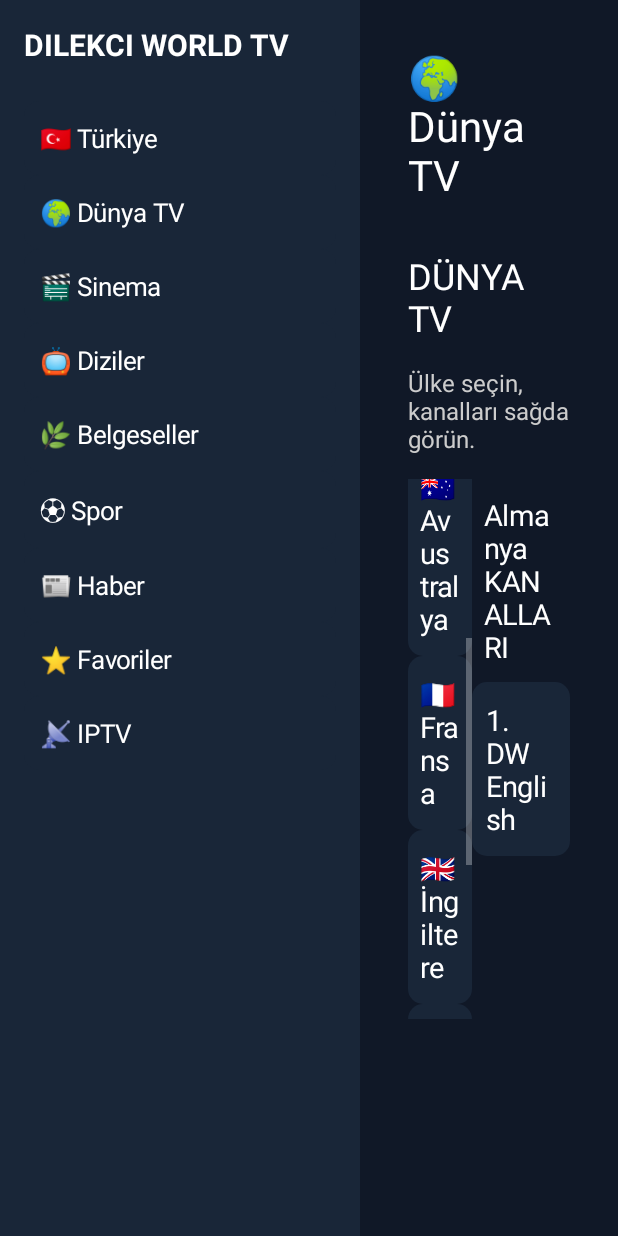
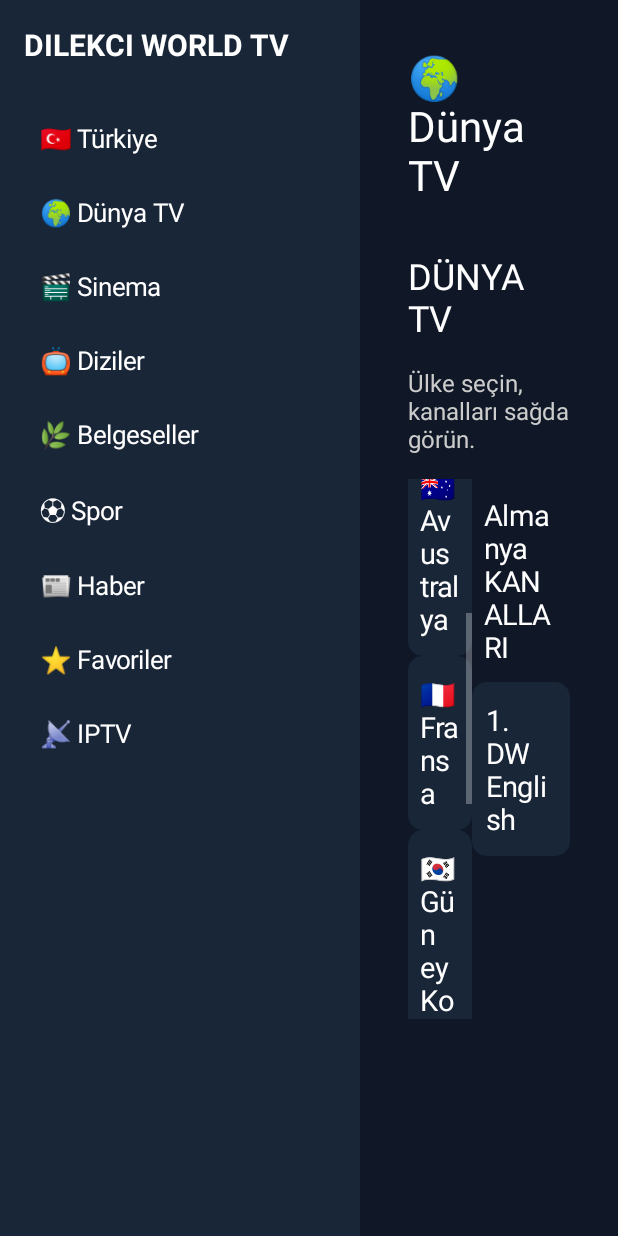
Before and after one commit to hajdajm99-droid/Dilekci-World-TV-Premium, an Android app: the screen it shows after launch (MainActivity), scrolled down 252 dp, on a phone screen of 412 x 824 dp. Run offline under Robolectric (Android 15) with nearby library versions, the phone set to English and light mode, and no system bars.

Commit message:
Guney Kore Arirang TV kanali eklendi

```diff
--- a/app/src/main/java/com/dilekci/worldtv/MainActivity.kt
+++ b/app/src/main/java/com/dilekci/worldtv/MainActivity.kt
@@ -99,6 +99,12 @@ class MainActivity : Activity() {
             "https://media-tyo.hls.nhkworld.jp/hls/w/live/master.m3u8",
             "Japonya",
             "🌍 Dünya TV"
+        ),
+        Channel(
+            "Arirang TV",
+            "https://amdlive-ch01-ctnd-com.akamaized.net/arirang_1ch/smil:arirang_1ch.smil/playlist.m3u8",
+            "Güney Kore",
+            "🌍 Dünya TV"
         )
     )
 
@@ -107,6 +113,7 @@ class MainActivity : Activity() {
         Country("Almanya", "🇩🇪"),
         Country("Avustralya", "🇦🇺"),
         Country("Fransa", "🇫🇷"),
+        Country("Güney Kore", "🇰🇷"),
         Country("İngiltere", "🇬🇧"),
         Country("Japonya", "🇯🇵"),
         Country("Kanada", "🇨🇦")
```
